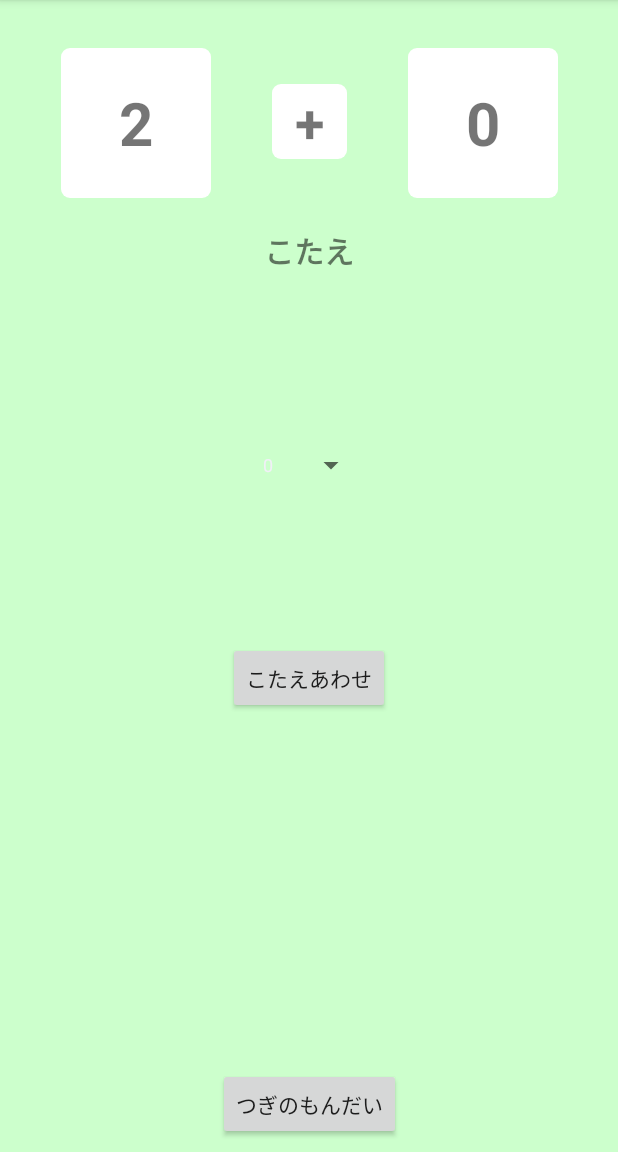
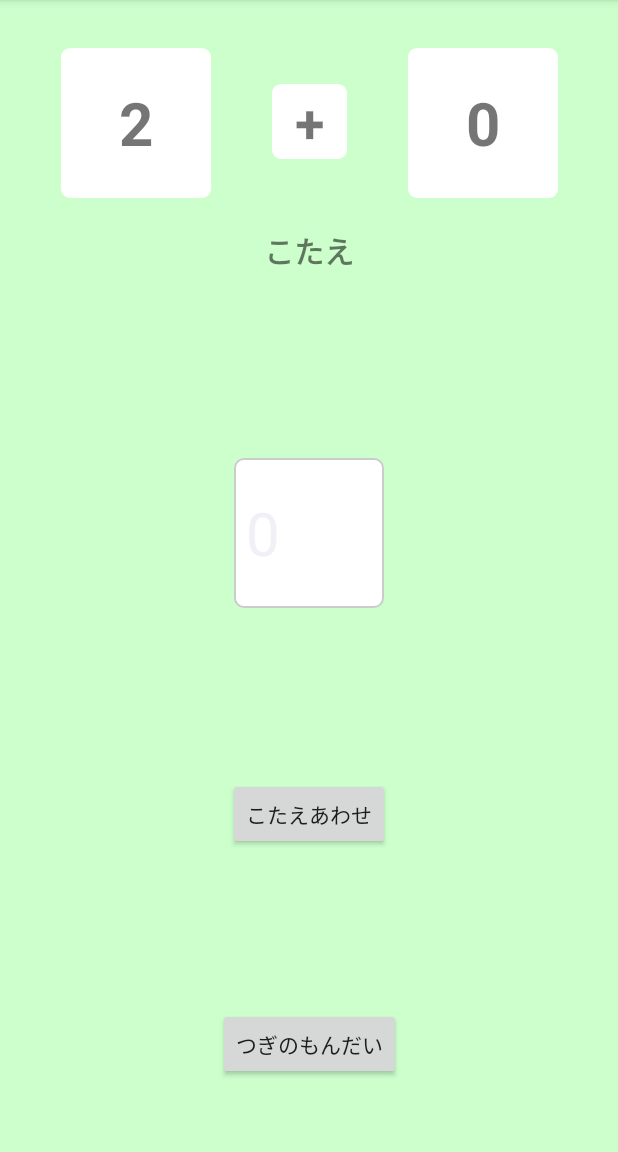
Before and after one commit to genkikanaya/YourStudy, an Android app: the MathActivity screen opened directly, with no data from a screen before it, on a phone screen of 412 x 824 dp, the part 84-1236 px from its top. Run offline under Robolectric (Android 15) with nearby library versions, the phone set to English and light mode, and no system bars; 1 statement that could not run was skipped.

Commit message:
modify_layout_math

```diff
--- a/app/src/main/java/com/example/kanayagenki/yourstudy/MathActivity.kt
+++ b/app/src/main/java/com/example/kanayagenki/yourstudy/MathActivity.kt
@@ -34,11 +34,9 @@ class MathActivity : AppCompatActivity() {
         signText.text = sign
 
 //        arrayadapter
-//        val adapter = ArrayAdapter(applicationContext,android.R.layout.simple_spinner_item,answerSpinnerItems)
-        val adapter = ArrayAdapter(applicationContext,R.layout.spinner,answerSpinnerItems)
+        val adapter = ArrayAdapter(applicationContext,R.layout.spinner_item,answerSpinnerItems)
 
-//        adapter.setDropDownViewResource(android.R.layout.simple_spinner_dropdown_item)
-        adapter.setDropDownViewResource(R.layout.spinner_dropdown)
+        adapter.setDropDownViewResource(R.layout.spinner_dropdown_item)
 
         spinner.adapter = adapter
 
--- /dev/null
+++ b/app/src/main/res/drawable/angle_spinner.xml
@@ -0,0 +1,31 @@
+<?xml version="1.0" encoding="utf-8"?>
+<selector xmlns:tools="http://schemas.android.com/tools" xmlns:android="http://schemas.android.com/apk/res/android">
+    <item>
+        <shape>
+            <solid android:color="#ffffff"/>
+            //四隅の角を丸くする
+            <corners
+                    android:topRightRadius="6dp"
+                    android:bottomRightRadius="6dp"
+                    android:bottomLeftRadius="6dp"
+                    android:topLeftRadius="6dp"/>
+            　　　　　//1dpの枠線をつける
+            <stroke android:width="1dp"
+                    android:color="#ccc"/>
+        </shape>
+    </item>
+    //次に余白をつけたのを重ねる
+    <item android:right="40dp"
+          android:top="1dp"
+          android:left="1dp"
+          android:bottom="1dp" tools:ignore="StateListReachable">
+        <shape>
+            <solid android:color="#fff"/>
+            　　　　//こっちは左にだけ角丸をつけておく
+            <corners
+                    android:bottomLeftRadius="4dp"
+                    android:topLeftRadius="4dp"/>
+        </shape>
+    </item>
+
+</selector>
--- a/app/src/main/res/layout/activity_math.xml
+++ b/app/src/main/res/layout/activity_math.xml
@@ -57,18 +57,20 @@
             app:layout_constraintStart_toStartOf="parent" app:layout_constraintEnd_toEndOf="parent"
             android:id="@+id/button" android:layout_marginTop="8dp" app:layout_constraintTop_toBottomOf="@+id/answer"
             android:layout_marginBottom="8dp" app:layout_constraintBottom_toTopOf="@+id/button2"
-            android:gravity="center_vertical"/>
+            android:gravity="center_vertical"
+            app:layout_constraintVertical_bias="0.766"/>
     <Button
             android:text="@string/retry_text"
             android:layout_width="wrap_content"
             android:layout_height="wrap_content"
             android:id="@+id/button2" app:layout_constraintEnd_toEndOf="parent"
-            app:layout_constraintStart_toStartOf="parent" android:layout_marginBottom="8dp"
+            app:layout_constraintStart_toStartOf="parent" android:layout_marginBottom="48dp"
             app:layout_constraintBottom_toBottomOf="parent"
     />
     <Spinner
-            android:layout_width="wrap_content"
-            android:layout_height="wrap_content"
+            android:layout_width="100dp"
+            android:layout_height="100dp"
+            android:background="@drawable/angle_spinner"
             app:layout_constraintStart_toStartOf="parent" app:layout_constraintEnd_toEndOf="parent"
             android:id="@+id/spinner" android:layout_marginTop="8dp" app:layout_constraintTop_toBottomOf="@+id/answer"
             android:layout_marginBottom="8dp" app:layout_constraintBottom_toTopOf="@+id/button"/>
--- a/app/src/main/res/layout/card_layout.xml
+++ /dev/null
@@ -1,6 +0,0 @@
-<?xml version="1.0" encoding="utf-8"?>
-<android.support.constraint.ConstraintLayout xmlns:android="http://schemas.android.com/apk/res/android"
-                                             android:layout_width="match_parent"
-                                             android:layout_height="match_parent">
-
-</android.support.constraint.ConstraintLayout>
--- a/app/src/main/res/layout/spinner.xml
+++ /dev/null
@@ -1,16 +0,0 @@
-<?xml version="1.0" encoding="utf-8"?>
-<TextView
-        xmlns:android="http://schemas.android.com/apk/res/android"
-        android:id="@android:id/text2"
-        style="?android:attr/spinnerItemStyle"
-        android:singleLine="false"
-        android:layout_width="fill_parent"
-        android:layout_height="wrap_content"
-        android:textSize="12sp"
-        android:ellipsize="marquee" >
-</TextView>
-        <!--<android.support.constraint.ConstraintLayout xmlns:android="http://schemas.android.com/apk/res/android"-->
-                                             <!--android:layout_width="match_parent"-->
-                                             <!--android:layout_height="match_parent">-->
-
-<!--</android.support.constraint.ConstraintLayout>-->
--- /dev/null
+++ b/app/src/main/res/layout/spinner_item.xml
@@ -0,0 +1,9 @@
+<?xml version="1.0" encoding="utf-8"?>
+<TextView xmlns:android="http://schemas.android.com/apk/res/android"
+          style="?android:attr/spinnerItemStyle"
+          android:singleLine="true"
+          android:layout_width="match_parent"
+          android:layout_height="wrap_content"
+          android:textSize="@dimen/sp_l"
+          android:padding="@dimen/dp_l"
+          android:ellipsize="marquee" />
```
Also changed, not shown: app/src/main/res/layout/spinner_dropdown.xml (deleted, +0 -16 lines), app/src/main/res/layout/spinner_dropdown_item.xml (added, +7 -0 lines), app/src/main/res/values/dimens.xml (added, +18 -0 lines).
